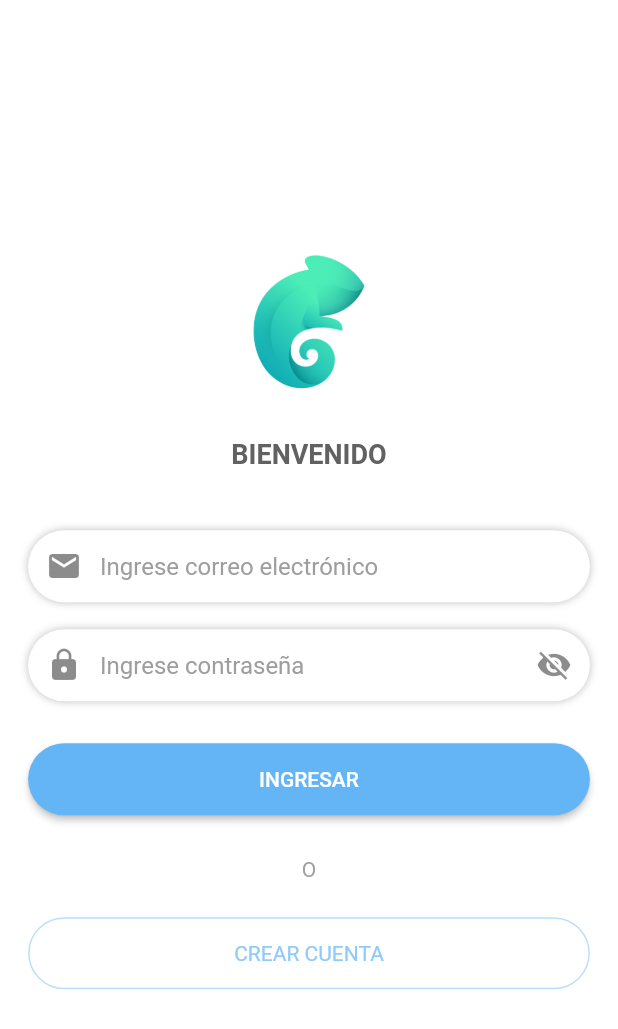
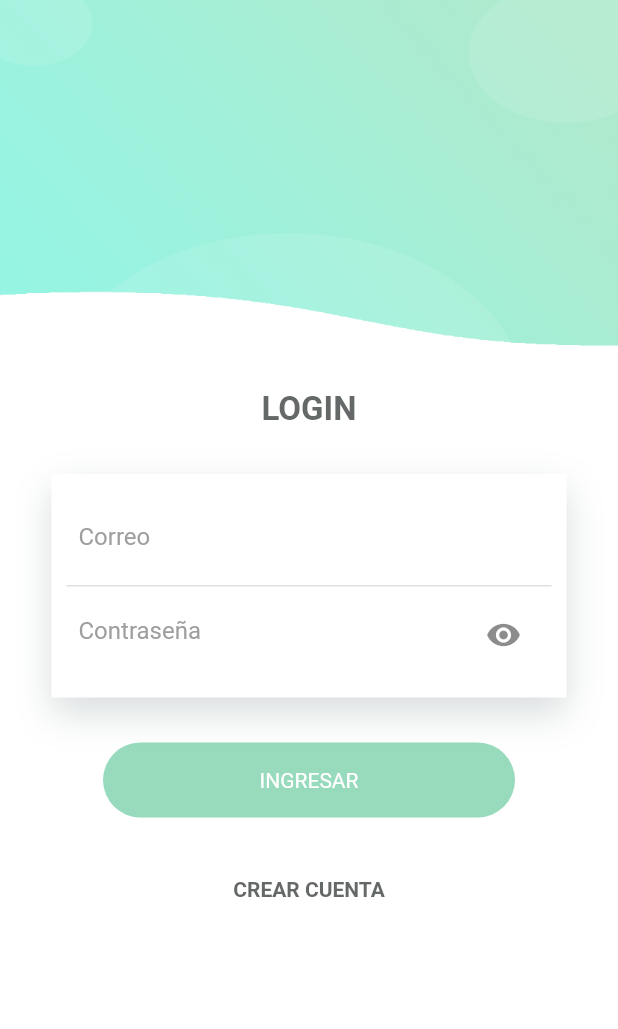
Before and after one commit to arrecis59/ui-client, a Flutter app: the screen it shows after launch, on a phone screen of 412 x 824 dp. Shown: the top 1029 px of the screen. Run offline on Flutter 3.47's test engine with Material 2 defaults, Android fonts, the phone set to English and light mode, and no system bars; our stand-ins replace image_picker, shared_preferences; missing offline and left inert: mime_type; statements that could not run were skipped.

Commit message:
diseño preliminar login

```diff
--- a/lib/main.dart
+++ b/lib/main.dart
@@ -25,7 +25,7 @@ class MyApp extends StatelessWidget {
       initialRoute: '/',
       routes: getApplicationRoutes(),//rutas App
       theme: ThemeData(
-        primaryColor: Colors.blue.shade200
+        primaryColor: Colors.grey
       ),
     );
   }
--- a/lib/src/pages/login_page.dart
+++ b/lib/src/pages/login_page.dart
@@ -21,232 +21,117 @@ class _LoginPageState extends State<LoginPage> {
   Widget build(BuildContext context) {
     return Scaffold(
       backgroundColor: Colors.white,
-      body: Center(
-        child: Stack(
-          children: <Widget>[_vista(), _crearLoading()],
-        ),
+      body: Column(
+        children: <Widget>[
+          Container(
+            height: 250.0,
+            child: Stack(
+              children: <Widget>[
+                Positioned(
+                  child: Container(
+                    decoration: BoxDecoration(
+                      image: DecorationImage(
+                          image: AssetImage('assets/header.png'),
+                          fit: BoxFit.fill),
+                    ),
+                  ),
+                )
+              ],
+            ),
+          ),
+          SizedBox(height: 10.0,),
+          Text(
+            'LOGIN'.toUpperCase(),
+            style: TextStyle(
+                color: Color.fromRGBO(63, 66, 66, 0.8),
+                fontSize: 22.0,
+                fontWeight: FontWeight.bold
+            ),
+          ),
+          SizedBox(height: 30.0,),
+          Container(
+            width: MediaQuery.of(context).size.width / 1.20,
+            padding: EdgeInsets.all(10.0),
+            decoration: BoxDecoration(
+              color: Colors.white,
+              boxShadow: [
+                BoxShadow(
+                  color: Color.fromRGBO(185, 194, 194, 0.56),
+                  blurRadius: 20.0,
+                  offset: Offset(0, 10.0)
+                )
+              ]
+            ),
+            child: Column(
+              children: <Widget>[
+                Container(
+                  padding: EdgeInsets.all(8.0),
+                  decoration: BoxDecoration(
+                    border: Border(
+                      bottom: BorderSide(
+                        color: Colors.grey[300]
+                      )
+                    ),
+                  ),
+                  child: TextField(
+                    keyboardType: TextInputType.emailAddress,
+                    decoration: InputDecoration(
+                      border: InputBorder.none,
+                      hintText: 'Correo',
+                      hintStyle: TextStyle(
+                        color: Colors.grey
+                      ),
+                    ),
+                  ),
+                ),
+                Container(
+                  padding: EdgeInsets.all(8.0),
+                  child: TextField(
+                    obscureText: true,
+                    decoration: InputDecoration(
+                      border: InputBorder.none,
+                      hintText: 'Contraseña',
+                      hintStyle: TextStyle(
+                        color: Colors.grey
+                      ),
+                      suffixIcon: Icon(Icons.visibility)
+                    ),
+                  ),
+                ),
+              ],
+            ),
+          ),
+          SizedBox(height: 30.0,),
+          Container(
+            height: 50.0,
+            width: MediaQuery.of(context).size.width / 1.5,
+            decoration: BoxDecoration(
+              borderRadius: BorderRadius.circular(50.0),
+              color: Color.fromRGBO(47, 181, 121, 0.5)
+            ),
+            child: Center(
+              child: Text(
+                'Ingresar'.toUpperCase(),
+                style: TextStyle(
+                  color: Colors.white,
+                  fontSize: 14.0
+                ),
+              ),
+            )
+          ),
+          SizedBox(height: 40.0,),
+          Center(
+            child: Text(
+              'Crear cuenta'.toUpperCase(),
+              style: TextStyle(
+                fontSize: 14.0,
+                fontWeight: FontWeight.bold,
+                color: Color.fromRGBO(63, 66, 66, 0.8),
+              ),
+            ),
+          )
+        ],
       ),
     );
   }
-
-  Widget _vista() {
-    return Center(
-      child: Container(
-        width: MediaQuery.of(context).size.width,
-        child: SingleChildScrollView(
-          child: Column(
-            children: <Widget>[
-              _encabezado(),
-              _emailInput(),
-              _passwordInput(),
-              _ingresarButton(),
-              _crearCuenta()
-            ],
-          ),
-        ),
-      ),
-    );
-  }
-
-  Widget _emailInput() {
-    return Container(
-      margin: EdgeInsets.only(bottom: 18.0),
-      width: MediaQuery.of(context).size.width / 1.10,
-      decoration: BoxDecoration(
-          borderRadius: BorderRadius.all(Radius.circular(50.0)),
-          color: Colors.white,
-          boxShadow: [BoxShadow(blurRadius: 4.0, color: Colors.black26)]),
-      child: TextFormField(
-        controller: emailController,
-        autofocus: false,
-        style: TextStyle(color: Colors.grey),
-        keyboardType: TextInputType.emailAddress,
-        decoration: InputDecoration(
-          hintText: 'Ingrese correo electrónico',
-          hintStyle: TextStyle(color: Colors.grey),
-          contentPadding: EdgeInsets.all(10.0),
-          prefixIcon: Icon(Icons.email),
-          border: OutlineInputBorder(borderRadius: BorderRadius.circular(32.0)),
-          enabledBorder: OutlineInputBorder(
-              borderSide: BorderSide(color: Colors.transparent),
-              borderRadius: BorderRadius.circular(50.0)),
-          focusedBorder: OutlineInputBorder(
-            borderSide: BorderSide(color: Colors.blue.shade200, width: 2.0),
-            borderRadius: BorderRadius.circular(50.0),
-          ),
-        ),
-      ),
-    );
-  }
-
-  Widget _passwordInput() {
-    return Container(
-      margin: EdgeInsets.only(bottom: 18.0),
-      width: MediaQuery.of(context).size.width / 1.10,
-      decoration: BoxDecoration(
-          borderRadius: BorderRadius.all(Radius.circular(50.0)),
-          color: Colors.white,
-          boxShadow: [BoxShadow(blurRadius: 4.0, color: Colors.black26)]),
-      child: TextFormField(
-        controller: passwordController,
-        autofocus: false,
-        obscureText: _isHidden ? false : true,
-        style: TextStyle(color: Colors.grey),
-        decoration: InputDecoration(
-          hintText: 'Ingrese contraseña',
-          hintStyle: TextStyle(color: Colors.grey),
-          contentPadding: EdgeInsets.all(10.0),
-          prefixIcon: Icon(Icons.lock),
-          suffixIcon: IconButton(
-            icon:
-                _isHidden ? Icon(Icons.visibility) : Icon(Icons.visibility_off),
-            onPressed: _toggleVisibility,
-          ),
-          border: OutlineInputBorder(borderRadius: BorderRadius.circular(32.0)),
-          enabledBorder: OutlineInputBorder(
-              borderSide: BorderSide(color: Colors.transparent),
-              borderRadius: BorderRadius.circular(50.0)),
-          focusedBorder: OutlineInputBorder(
-            borderSide: BorderSide(color: Colors.blue.shade200, width: 2.0),
-            borderRadius: BorderRadius.circular(50.0),
-          ),
-        ),
-      ),
-    );
-  }
-
-  Widget _ingresarButton() {
-    return Container(
-      margin: EdgeInsets.symmetric(vertical: 10.0),
-      child: ButtonTheme(
-        minWidth: MediaQuery.of(context).size.width / 1.10,
-        height: 48.0,
-        child: RaisedButton(
-          shape:
-              RoundedRectangleBorder(borderRadius: BorderRadius.circular(50.0)),
-          color: Colors.blue.shade300,
-          textColor: Colors.white,
-          child: Text('Ingresar'.toUpperCase()),
-          onPressed: !_isLoading ? _iniciarSesion: null,
-        ),
-      ),
-    );
-  }
-
-  Widget _registrarseButton() {
-    return Container(
-      margin: EdgeInsets.only(top: 24.0),
-      child: ButtonTheme(
-        minWidth: MediaQuery.of(context).size.width / 1.10,
-        height: 48.0,
-        child: FlatButton(
-          onPressed: () {
-            Navigator.pushReplacementNamed(context, 'register');
-          },
-          child: Text(
-            'Crear cuenta'.toUpperCase(),
-            style: TextStyle(
-                color: Colors.blue.shade200, fontWeight: FontWeight.w400),
-          ),
-          shape: RoundedRectangleBorder(
-              borderRadius: BorderRadius.circular(50.0),
-              side: BorderSide(color: Colors.blue.shade100, width: 1)),
-        ),
-      ),
-    );
-  }
-
-  Widget _crearCuenta() {
-    return Container(
-        margin: EdgeInsets.symmetric(vertical: 18.0),
-        child: Column(
-          children: <Widget>[
-            Text(
-              'o'.toUpperCase(),
-              style: TextStyle(color: Colors.grey),
-            ),
-            _registrarseButton()
-          ],
-        ));
-  }
-
-  Widget _encabezado() {
-    return Container(
-        padding: EdgeInsets.only(top: 20.0, bottom: 40.0),
-        child: Column(
-          children: <Widget>[
-            Hero(
-                tag: 'Hero',
-                child: CircleAvatar(
-                  backgroundColor: Colors.transparent,
-                  radius: 48.0,
-                  child: Image.asset('assets/logo.png'),
-                )),
-            SizedBox(
-              height: 30,
-            ),
-            Text(
-              'Bienvenido'.toUpperCase(),
-              style: TextStyle(
-                  color: Colors.grey.shade700,
-                  fontSize: 18.0,
-                  fontWeight: FontWeight.bold),
-            ),
-          ],
-        ));
-  }
-
-  Widget _crearLoading() {
-    if (_isLoading) {
-      return Column(
-        mainAxisSize: MainAxisSize.max,
-        mainAxisAlignment: MainAxisAlignment.center,
-        children: <Widget>[
-          Row(
-            mainAxisAlignment: MainAxisAlignment.center,
-            children: <Widget>[CircularProgressIndicator()],
-          )
-        ],
-      );
-    } else {
-      return Container();
-    }
-  }
-
-  void _toggleVisibility() {
-    setState(() {
-      _isHidden = !_isHidden;
-    });
-  }
-
-  void _setLoading(bool status) {
-    setState(() {
-      _isLoading = status;
-    });
-  }
-
-  void _iniciarSesion() async {
-
-    if(emailController.text !='' && emailController.text !=''){
-
-      _setLoading(true);
-
-      Map info = await authProvider.ingresar(emailController.text, passwordController.text);
-
-      if (info['ok']) {
-
-        _setLoading(false);
-        Navigator.pushReplacementNamed(context, 'home');
-      } else {
-
-        _setLoading(false);
-        mostrarAlerta(context, info['message'], 'error');
-      }
-
-    }else{
-      mostrarAlerta(context,'Ingrese correo y contraseña', 'error');
-    }
-  }
-
-
 }
```
Also changed, not shown: lib/src/pages/login_page_old.dart (deleted, +0 -174 lines), assets/header-04.png (added), assets/header.png (added).
